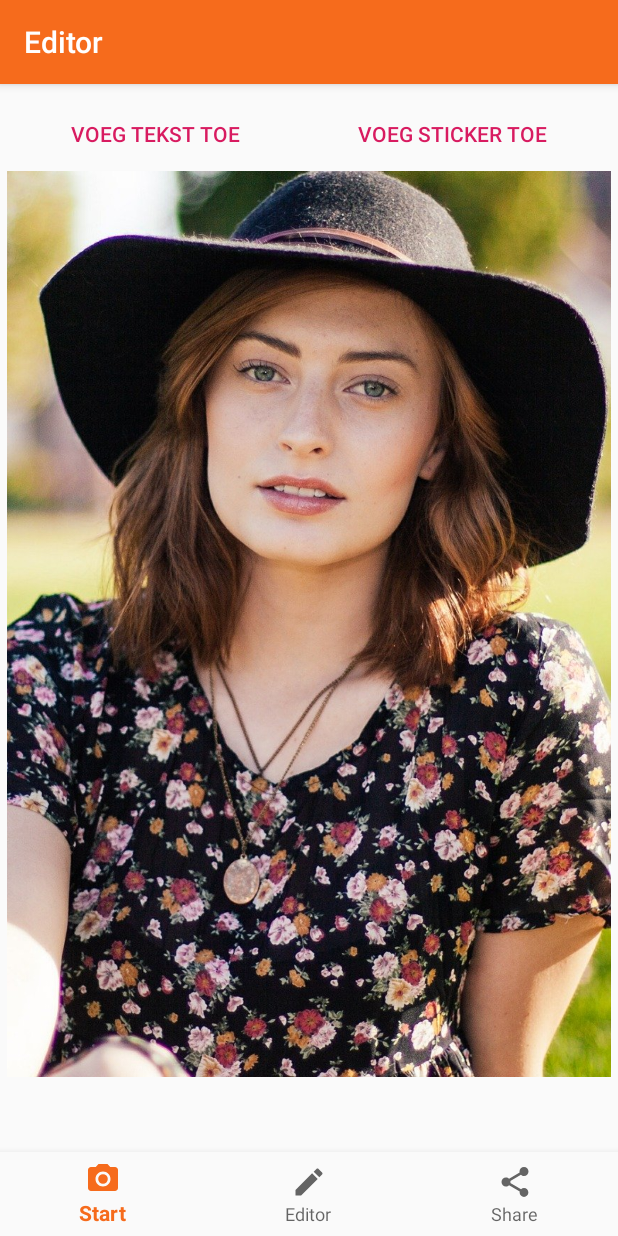
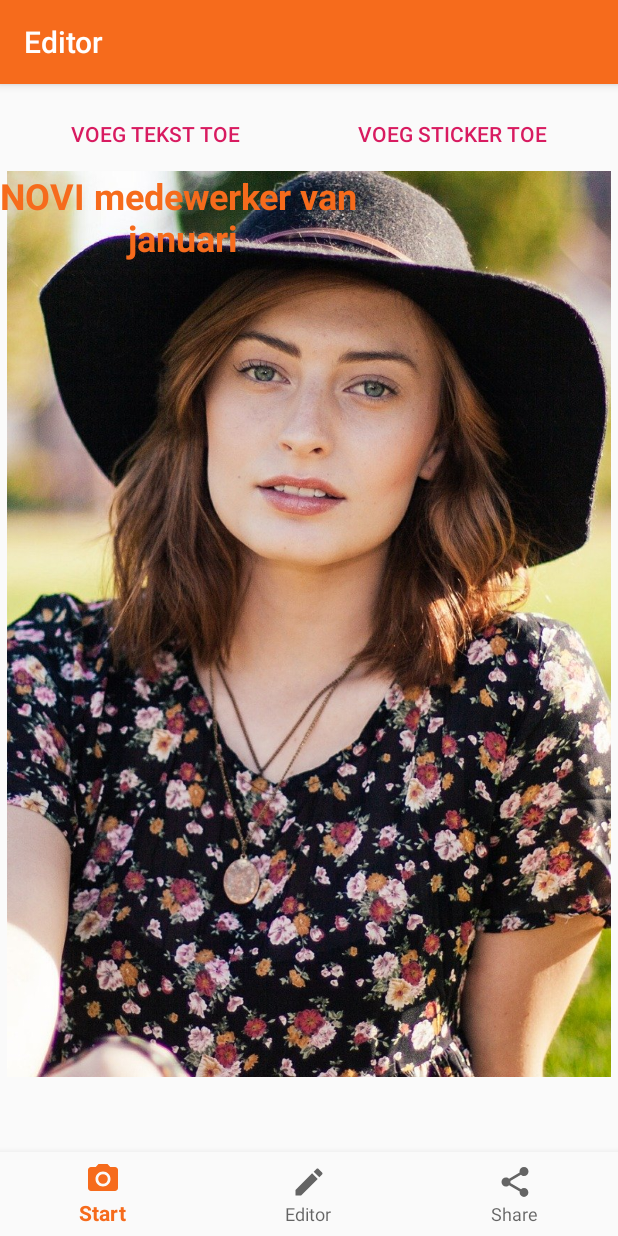
Before and after one commit to Robert-Jan/novi-sdpr1, an Android app: the EditorFragment screen opened through its navigation route, after a tap on "VOEG TEKST TOE", on a phone screen of 412 x 824 dp. Run offline under Robolectric (Android 15) with nearby library versions, the phone set to English and light mode, and no system bars; our stand-ins replace navigation-ui.

Commit message:
Added the functionality to the text button

```diff
--- a/app/src/main/java/me/robertjan/sdpr1/controllers/EditorFragment.java
+++ b/app/src/main/java/me/robertjan/sdpr1/controllers/EditorFragment.java
@@ -1,7 +1,9 @@
 package me.robertjan.sdpr1.controllers;
 
+import android.app.ActionBar;
+import android.graphics.Typeface;
 import android.os.Bundle;
-import android.util.Log;
+import android.view.Gravity;
 import android.view.LayoutInflater;
 import android.view.MotionEvent;
 import android.view.View;
@@ -12,6 +14,7 @@ import android.widget.ImageView;
 import android.widget.LinearLayout;
 import android.widget.RelativeLayout;
 import android.widget.SeekBar;
+import android.widget.TextView;
 
 import androidx.annotation.NonNull;
 import androidx.fragment.app.Fragment;
@@ -34,6 +37,8 @@ public class EditorFragment extends Fragment implements View.OnClickListener, Vi
 
     private LinearLayout controls;
 
+    private ImageButton nextButton;
+
     private SeekBar zoom;
 
     private int _xDelta, _yDelta;
@@ -51,11 +56,11 @@ public class EditorFragment extends Fragment implements View.OnClickListener, Vi
         this.zoom = view.findViewById(R.id.zoom);
         this.zoom.setOnSeekBarChangeListener(seekBarChangeListener);
 
+        this.nextButton = view.findViewById(R.id.next);
+        this.nextButton.setOnClickListener(this);
+
         ImageButton deleteButton = view.findViewById(R.id.delete);
         deleteButton.setOnClickListener(this);
-
-        ImageButton nextButton = view.findViewById(R.id.next);
-        nextButton.setOnClickListener(this);
 
         Button addTextButton = view.findViewById(R.id.add_text);
         addTextButton.setOnClickListener(this);
@@ -67,7 +72,7 @@ public class EditorFragment extends Fragment implements View.OnClickListener, Vi
             if (placable instanceof Sticker) {
                 this.addStickerView((Sticker) placable);
             } else if (placable instanceof Text) {
-                Log.d("Editor", "Inflate text");
+                this.addTextView((Text) placable);
             }
         }
 
@@ -79,6 +84,13 @@ public class EditorFragment extends Fragment implements View.OnClickListener, Vi
 
         this.photo.addPlacable(sticker);
         this.addStickerView(sticker);
+    }
+
+    private void newText() {
+        Text text = new Text(View.generateViewId());
+
+        this.photo.addPlacable(text);
+        this.addTextView(text);
     }
 
     private void addStickerView(Sticker sticker) {
@@ -96,13 +108,44 @@ public class EditorFragment extends Fragment implements View.OnClickListener, Vi
         this.canvas.addView(view);
     }
 
+    private void addTextView(Text text) {
+        TextView view = new TextView(this.getActivity());
+        view.setId(text.id);
+        view.setText(text.getValue());
+        view.setOnTouchListener(this);
+        view.setOnClickListener(this);
+
+        view.setTextColor(getResources().getColor(text.getColor()));
+        view.setTypeface(view.getTypeface(), Typeface.BOLD);
+        view.setGravity(Gravity.CENTER);
+        view.setTextSize(text.getSize());
+
+        RelativeLayout.LayoutParams params = new RelativeLayout.LayoutParams(
+                RelativeLayout.LayoutParams.WRAP_CONTENT,
+                RelativeLayout.LayoutParams.WRAP_CONTENT
+        );
+        params.leftMargin = text.locationX;
+        params.topMargin = text.locationY;
+
+        view.setLayoutParams(params);
+        this.canvas.addView(view);
+    }
+
     private void nextSticker() {
         Sticker sticker = (Sticker) this.selected;
         sticker.nextSticker();
 
         ImageView view = this.canvas.findViewById(sticker.id);
         view.setImageResource(sticker.getSticker());
-        this.setDimensions();
+        this.setImageDimensions();
+    }
+
+    private void nextColor() {
+        Text text = (Text) this.selected;
+        text.nextColor();
+
+        TextView view = this.canvas.findViewById(text.id);
+        view.setTextColor(getResources().getColor(text.getColor()));
     }
 
     private void removePlacable() {
@@ -122,8 +165,9 @@ public class EditorFragment extends Fragment implements View.OnClickListener, Vi
         this.controls.setVisibility(View.INVISIBLE);
     }
 
-    private void setDimensions() {
+    private void setImageDimensions() {
         ImageView view = this.canvas.findViewById(selected.id);
+
         RelativeLayout.LayoutParams params = (RelativeLayout.LayoutParams) view.getLayoutParams();
         params.width = selected.getWidth();
         params.height = selected.getHeight();
@@ -131,17 +175,26 @@ public class EditorFragment extends Fragment implements View.OnClickListener, Vi
         view.setLayoutParams(params);
     }
 
+    private void setTextSize() {
+        TextView view = this.canvas.findViewById(selected.id);
+        view.setTextSize(this.selected.getSize());
+    }
+
     public void onClick(View view) {
         // Button listeners
         switch (view.getId()) {
             case R.id.add_text:
-                Log.d("Editor", "Add text");
+                this.newText();
                 return;
             case R.id.add_sticker:
                 this.newSticker();
                 return;
             case R.id.next:
-                this.nextSticker();
+                if (this.selected instanceof Sticker) {
+                    this.nextSticker();
+                } else if (this.selected instanceof Text) {
+                    this.nextColor();
+                }
                 return;
             case R.id.delete:
                 this.removePlacable();
@@ -191,7 +244,12 @@ public class EditorFragment extends Fragment implements View.OnClickListener, Vi
         @Override
         public void onProgressChanged(SeekBar seekBar, int progress, boolean fromUser) {
             selected.setZoom(progress);
-            setDimensions();
+
+            if (selected instanceof Sticker) {
+                setImageDimensions();
+            } else if (selected instanceof Text) {
+                setTextSize();
+            }
         }
 
         @Override public void onStartTrackingTouch(SeekBar seekBar) {}
--- a/app/src/main/java/me/robertjan/sdpr1/models/Text.java
+++ b/app/src/main/java/me/robertjan/sdpr1/models/Text.java
@@ -1,18 +1,68 @@
 package me.robertjan.sdpr1.models;
+
+import java.util.Calendar;
+
+import me.robertjan.sdpr1.R;
 
 public class Text extends Placable {
 
-    public String value;
+    private String value;
+
+    private Color currentColor;
+
+    private enum Color {
+        ORANGE  (R.color.colorPrimary),
+        GREEN   (R.color.green),
+        BLUE    (R.color.blue),
+        RED     (R.color.red);
+
+        public final int id;
+
+        Color(int id) {
+            this.id = id;
+        }
+    }
+
+    private String[] months = {
+            "januari", "februari", "maart", "april", "mei", "juni", "juli", "augustus", "september",
+            "oktober", "november", "december"
+    };
 
     public Text(Integer id) {
         super(id);
+        this.currentColor = Color.ORANGE;
+        this.setValue("NOVI medewerker van \n" + this.getMonth());
     }
 
-    public void setValue(String name) {
-
+    private void setValue(String value) {
+        this.value = value;
     }
 
     public String getValue() {
-        return "";
+        return this.value;
+    }
+
+    public float getSize() {
+        return (24 / 100.0f) * this.zoom;
+    }
+
+    public int getColor() {
+        return this.currentColor.id;
+    }
+
+    public void nextColor() {
+        int index = this.currentColor.ordinal();
+        int nextIndex = index + 1;
+        Color[] colors = Color.values();
+        nextIndex %= colors.length;
+
+        this.currentColor = colors[nextIndex];
+    }
+
+    private String getMonth() {
+        Calendar calendar = Calendar.getInstance();
+        int month = calendar.get(Calendar.MONTH);
+
+        return this.months[month];
     }
 }
--- a/app/src/main/res/values/colors.xml
+++ b/app/src/main/res/values/colors.xml
@@ -3,4 +3,7 @@
     <color name="colorPrimary">#f66b1c</color>
     <color name="colorPrimaryDark">#f74924</color>
     <color name="colorAccent">#D81B60</color>
+    <color name="green">#4CAF50</color>
+    <color name="blue">#03A9F4</color>
+    <color name="red">#F44336</color>
 </resources>
```
Also changed, not shown: app/src/main/java/me/robertjan/sdpr1/models/Placable.java (+6 -2 lines), app/src/main/java/me/robertjan/sdpr1/models/Sticker.java (+8 -0 lines).
